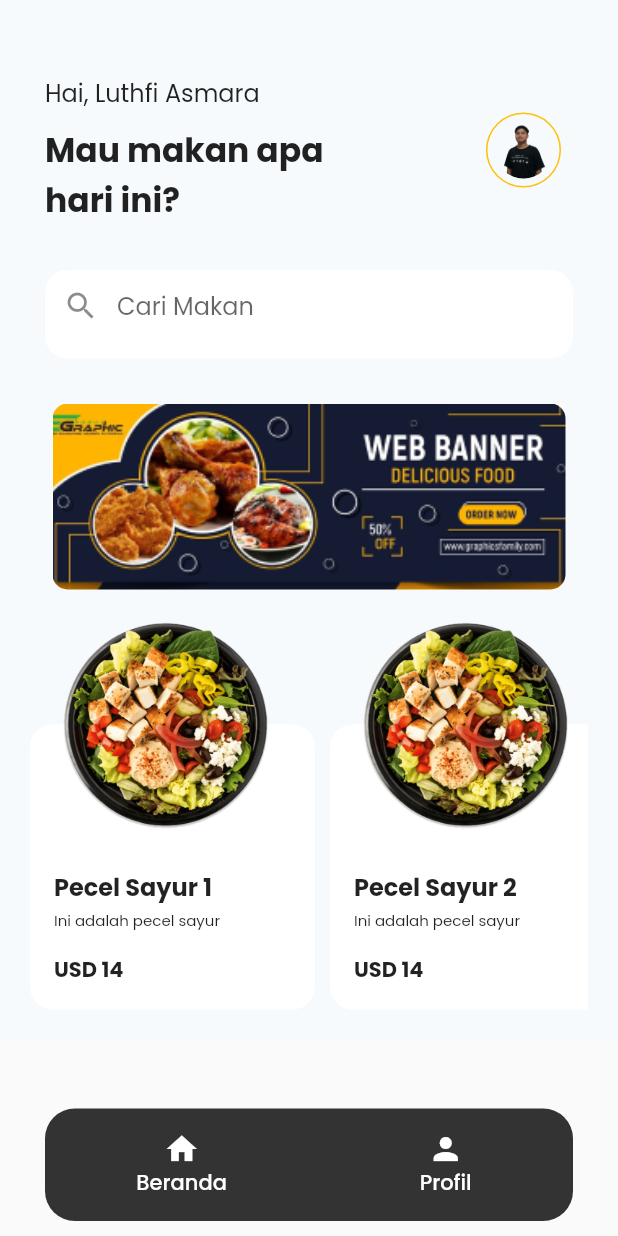
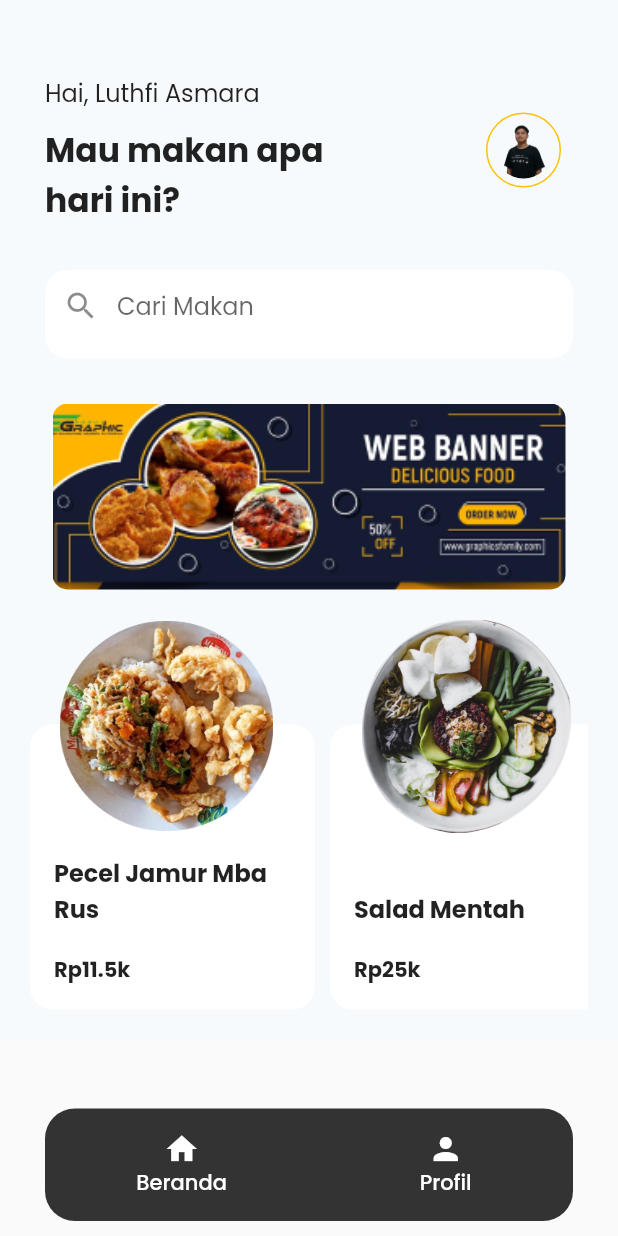
Before and after one commit to amccamikom/amcc-mobile-2021, a Flutter app: the HomepageView screen opened by its route, on a phone screen of 412 x 824 dp. Run offline on Flutter 3.47's test engine with Material 2 defaults, Android fonts, the light colour scheme and no system bars; our stand-ins replace get, google_fonts, webview_flutter.

Commit message:
pelatiha 8

```diff
--- a/lib/homepage.dart
+++ b/lib/homepage.dart
@@ -1,7 +1,9 @@
 import 'package:flutter/material.dart';
+import 'package:get/get.dart';
 import 'package:google_fonts/google_fonts.dart';
 import 'package:makan_yok_app/app_routes.dart';
 import 'package:makan_yok_app/constant.dart';
+import 'package:makan_yok_app/model/makanan.dart';
 
 class HomepageView extends StatelessWidget {
   const HomepageView({Key? key}) : super(key: key);
@@ -15,8 +17,7 @@ class HomepageView extends StatelessWidget {
           margin: EdgeInsets.symmetric(horizontal: 30, vertical: 10),
           height: 75,
           decoration: BoxDecoration(
-              color: coklat,
-              borderRadius: BorderRadius.circular(20)),
+              color: coklat, borderRadius: BorderRadius.circular(20)),
           child: Row(
             mainAxisAlignment: MainAxisAlignment.spaceAround,
             children: [
@@ -34,7 +35,8 @@ class HomepageView extends StatelessWidget {
                     ],
                   ))),
               TextButton(
-                  onPressed: () => Navigator.of(context).pushNamed(Routes.Profil),
+                  onPressed: () =>
+                      Navigator.of(context).pushNamed(Routes.Profil),
                   child: Container(
                       child: Column(
                     mainAxisAlignment: MainAxisAlignment.center,
@@ -174,33 +176,8 @@ class HomepageView extends StatelessWidget {
             child: SingleChildScrollView(
                 scrollDirection: Axis.horizontal,
                 child: Row(
-                  children: [
-                    JenisMenu(
-                        labelmenu: 'Pecel Sayur 1',
-                        deskripsi: 'Ini adalah pecel sayur',
-                        harga: 'USD 14',
-                        aksi: Routes.Detail,
-                        img: 'assets/pecel-sayur.png'),
-                    JenisMenu(
-                        labelmenu: 'Pecel Sayur 2',
-                        deskripsi: 'Ini adalah pecel sayur',
-                        harga: 'USD 14',
-                        aksi: Routes.Detail,
-                        img: 'assets/pecel-sayur.png'),
-                    JenisMenu(
-                        labelmenu: 'Pecel Sayur',
-                        deskripsi: 'Ini adalah pecel sayur',
-                        harga: 'USD 14',
-                        aksi: Routes.Detail,
-                        img: 'assets/pecel-sayur.png'),
-                    JenisMenu(
-                        labelmenu: 'Pecel Sayur',
-                        deskripsi: 'Ini adalah pecel sayur',
-                        harga: 'USD 14',
-                        aksi: Routes.Detail,
-                        img: 'assets/pecel-sayur.png'),
-                  ],
-                )),
+                    children:
+                        Makanan.items.map((e) => JenisMenu(data: e)).toList())),
           ),
         ]),
       ),
@@ -209,17 +186,10 @@ class HomepageView extends StatelessWidget {
 }
 
 class JenisMenu extends StatelessWidget {
-  final String labelmenu;
-  final String deskripsi;
-  final String harga;
-  final String aksi;
-  final String img;
-  JenisMenu(
-      {required this.labelmenu,
-      required this.deskripsi,
-      required this.harga,
-      required this.aksi,
-      required this.img});
+  final Makanan data;
+  JenisMenu({
+    required this.data,
+  });
 
   @override
   Widget build(BuildContext context) {
@@ -233,7 +203,7 @@ class JenisMenu extends StatelessWidget {
             bottom: 0,
             child: GestureDetector(
               onTap: () {
-                Navigator.of(context).pushNamed('/detail');
+                Get.toNamed(Routes.Detail, arguments: data);
               },
               child: Container(
                 padding: EdgeInsets.all(16),
@@ -248,7 +218,7 @@ class JenisMenu extends StatelessWidget {
                   mainAxisAlignment: MainAxisAlignment.end,
                   children: [
                     Text(
-                      labelmenu,
+                      data.nama!,
                       style: GoogleFonts.poppins(
                         fontSize: 16,
                         fontWeight: FontWeight.bold,
@@ -257,18 +227,11 @@ class JenisMenu extends StatelessWidget {
                     SizedBox(
                       height: 3,
                     ),
-                    Text(
-                      deskripsi,
-                      style: GoogleFonts.poppins(
-                        fontSize: 10,
-                        fontWeight: FontWeight.normal,
-                      ),
-                    ),
                     SizedBox(
                       height: 15,
                     ),
                     Text(
-                      harga,
+                      'Rp${data.harga}',
                       style: GoogleFonts.poppins(
                         fontSize: 14,
                         fontWeight: FontWeight.bold,
@@ -284,7 +247,7 @@ class JenisMenu extends StatelessWidget {
             child: Container(
               height: 142,
               width: 142,
-              child: Image.asset(img),
+              child: Image.asset(data.imagePath!),
             ),
           ),
         ],
--- /dev/null
+++ b/lib/model/makanan.dart
@@ -0,0 +1,68 @@
+class Makanan {
+  String? nama;
+  String? harga;
+  double? rating;
+  String? deskripsi;
+  String? imagePath;
+  List<String>? bahanMakanan;
+
+  Makanan({
+    this.nama,
+    this.harga,
+    this.rating,
+    this.deskripsi,
+    this.imagePath,
+    this.bahanMakanan,
+  });
+
+  static List<Makanan> items = [
+    Makanan(
+      nama: 'Pecel Jamur Mba Rus',
+      harga: '11.5k',
+      rating: 4.7,
+      deskripsi: 'Pecel jamur krispi enak mba rus',
+      imagePath: 'assets/pecel-jamur.png',
+      bahanMakanan: [
+        'assets/tomat.png',
+        'assets/wortel.png',
+        'assets/bawang.png',
+      ],
+    ),
+    Makanan(
+      nama: 'Salad Mentah',
+      harga: '25k',
+      rating: 4.2,
+      deskripsi: 'Makanan vegetarian ga rekomended karena mentah',
+      imagePath: 'assets/salad-mentah.png',
+      bahanMakanan: [
+        'assets/tomat.png',
+        'assets/wortel.png',
+        'assets/bawang.png',
+      ],
+    ),
+    Makanan(
+      nama: 'Telur Bakar Mas Bambang',
+      harga: '7k',
+      rating: 4.8,
+      deskripsi: 'Makanan anak kos di lesehan mas bambang depan camp AMCC lama',
+      imagePath: 'assets/telur-bakar.png',
+      bahanMakanan: [
+        'assets/tomat.png',
+        'assets/wortel.png',
+        'assets/bawang.png',
+      ],
+    ),
+    Makanan(
+      nama: 'Nasi Rames Yudis',
+      harga: '7k',
+      rating: 5,
+      deskripsi: 'Makanan langganan anak AMCC',
+      imagePath: 'assets/rames-yudis.png',
+      bahanMakanan: [
+        'assets/tomat.png',
+        'assets/wortel.png',
+        'assets/bawang.png',
+      ],
+    ),
+  ];
+}
```
Also changed, not shown: lib/detail_item.dart (+36 -76 lines), assets/pecel-jamur.png (added), assets/rames-yudis.png (added), assets/salad-mentah.png (added), assets/telur-bakar.png (added), pubspec.lock.
